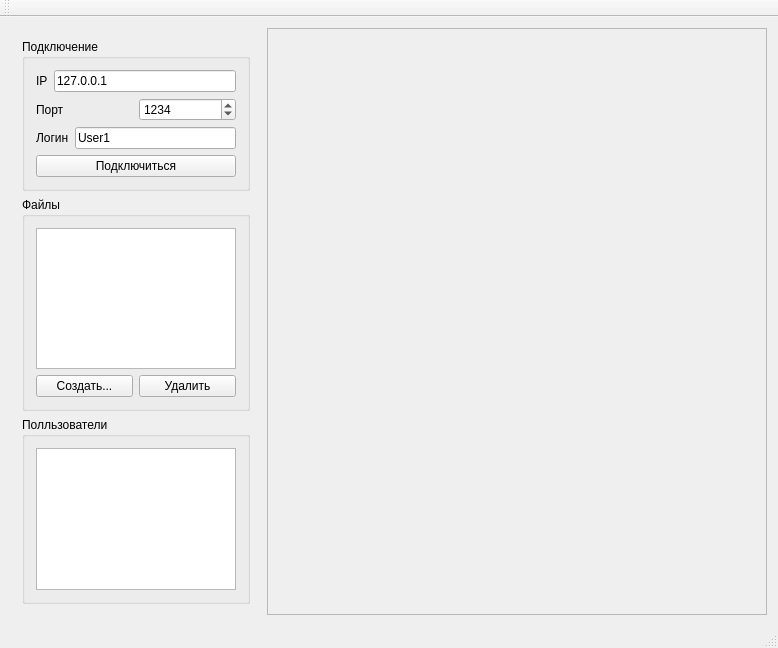
First picture: the form in notepadServer/notepadwindow.ui, repository khomuttsov/netNotepad, before the edit.
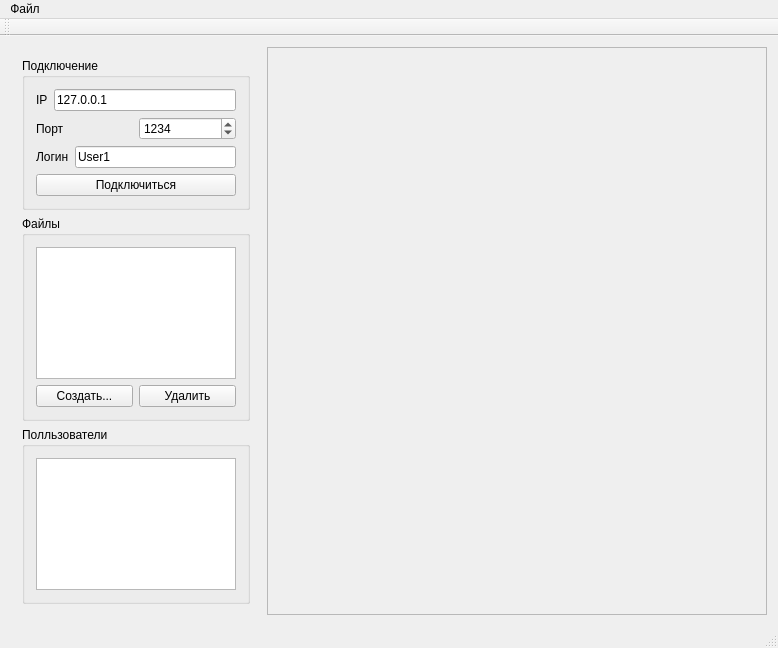
Second picture: the form after the edit. Custom widgets are drawn as their Qt base class.

Commit message: Сервер делает автосохранения; При потере соеденения педлогает сохранить файл

What changed in the file:
```diff
--- a/notepadServer/notepadwindow.ui
+++ b/notepadServer/notepadwindow.ui
@@ -194,6 +194,13 @@
      <height>21</height>
     </rect>
    </property>
+   <widget class="QMenu" name="menu">
+    <property name="title">
+     <string>Файл</string>
+    </property>
+    <addaction name="save"/>
+   </widget>
+   <addaction name="menu"/>
   </widget>
   <widget class="QToolBar" name="mainToolBar">
    <attribute name="toolBarArea">
```
Left out of the diff: 5 changed lines with no effect on the pictures. The commit also changes 11 other files.
